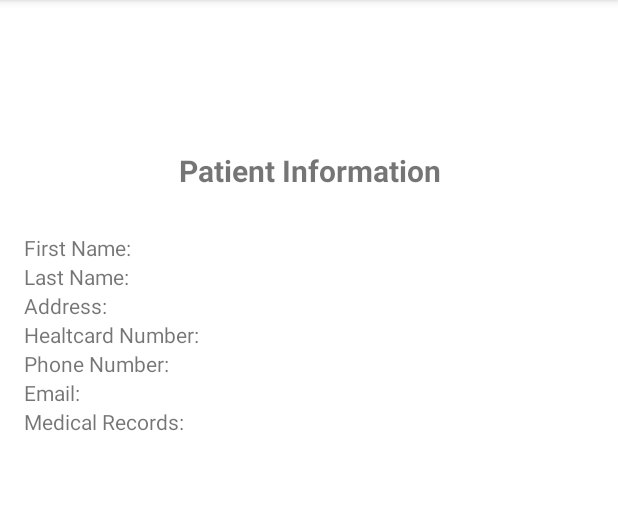
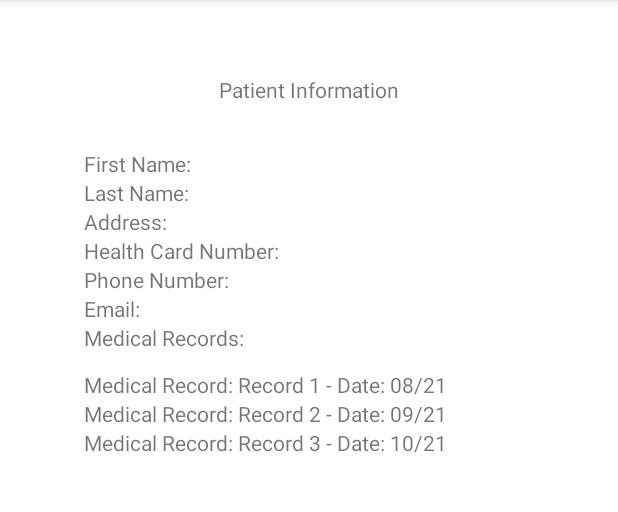
Before and after one commit to kcmatienzo/MedRec, an Android app: the DoctorSearchResultsActivity screen opened directly, with no data from a screen before it, on a phone screen of 412 x 824 dp, the part 84-596 px from its top. Run offline under Robolectric (Android 15) with nearby library versions, the phone set to English and light mode, and no system bars; our stand-ins replace Room's generated code.

Commit message:
added: recycler view, medical records, layouts; fixed bug due to Phone Number being int

```diff
--- a/app/src/main/java/com/example/medrecroomdb/activity/DoctorSearchResultsActivity.java
+++ b/app/src/main/java/com/example/medrecroomdb/activity/DoctorSearchResultsActivity.java
@@ -1,36 +1,38 @@
 package com.example.medrecroomdb.activity;
 import android.content.Intent;
-import android.graphics.Paint;
 import android.os.Bundle;
-import android.view.View;
-import android.widget.Button;
-import android.widget.EditText;
-import android.widget.TableLayout;
-import android.widget.TableRow;
 import android.widget.TextView;
 import android.widget.Toast;
 
-import androidx.annotation.Nullable;
 import androidx.appcompat.app.AppCompatActivity;
-import androidx.lifecycle.Observer;
 import androidx.lifecycle.ViewModelProviders;
+import androidx.recyclerview.widget.DefaultItemAnimator;
+import androidx.recyclerview.widget.LinearLayoutManager;
+import androidx.recyclerview.widget.RecyclerView;
+
 import com.example.medrecroomdb.R;
-import com.example.medrecroomdb.dao.PatientDao;
+import com.example.medrecroomdb.model.MedicalRecord;
 import com.example.medrecroomdb.model.Patient;
 import com.example.medrecroomdb.viewmodel.PatientViewModel;
 import java.util.ArrayList;
-import java.util.List;
+
 public class DoctorSearchResultsActivity extends AppCompatActivity {
 
     private PatientViewModel patientViewModel;
     private TextView fNameTxtView, lNameTxtView, addrTxtView, healthcardTxtView, phoneTxtView, emailTxtView, medicalTxtView;
     Patient patient;
     String healthcard;
+    private ArrayList<MedicalRecord> medicalRecordsList;
+    private RecyclerView rcv;
 
     @Override
     protected void onCreate(Bundle savedInstanceState) {
         super.onCreate(savedInstanceState);
-        setContentView(R.layout.activity_doctor_searchresults);
+        setContentView(R.layout.activity_doctor_searchresults_contraint_layout);
+        rcv = findViewById(R.id.rcvPatient);
+        medicalRecordsList = new ArrayList<>();
+        setUserInfo();
+        setAdapter();
         try{
             Intent intent=getIntent();
             healthcard = intent.getStringExtra("healthcardNumber");
@@ -38,20 +40,20 @@ public class DoctorSearchResultsActivity extends AppCompatActivity {
             patient = patientViewModel.findByHealthcardNumber(healthcard);
             if (patient != null)
             {
-                fNameTxtView = findViewById(R.id.fNameTextView);
+                fNameTxtView = findViewById(R.id.patientResultsCFirstName);
                 fNameTxtView.setText(patient.getFirstName());
-                lNameTxtView = findViewById(R.id.lNameTextView);
+                lNameTxtView = findViewById(R.id.patientResultsCLastName);
                 lNameTxtView.setText(patient.getLastName());
-                addrTxtView = findViewById(R.id.addrTextView);
-                addrTxtView.setText(patient.getEmail());
-                healthcardTxtView = findViewById(R.id.healthcardTextView);
+                addrTxtView = findViewById(R.id.patientResultsCFAddressName);
+                addrTxtView.setText(patient.getAddress());
+                healthcardTxtView = findViewById(R.id.patientResultsCFHCard);
                 healthcardTxtView.setText(patient.getHealthcardNumber());
-                phoneTxtView = findViewById(R.id.phoneTextView);
-                phoneTxtView.setText(patient.getEmail());
-                emailTxtView = findViewById(R.id.emailTextView);
+                phoneTxtView = findViewById(R.id.pResultsPhoneNumber);
+                phoneTxtView.setText(String.valueOf(patient.getPhoneNumber()));
+                emailTxtView = findViewById(R.id.pResultsCEmail);
                 emailTxtView.setText(patient.getEmail());
-                medicalTxtView = findViewById(R.id.medicalTextView);
-                medicalTxtView.setText(patient.getEmail());
+                //medicalTxtView = findViewById(R.id.medicalTextView);
+                //medicalTxtView.setText(patient.);
             }
         }
         catch(Exception e)
@@ -60,4 +62,18 @@ public class DoctorSearchResultsActivity extends AppCompatActivity {
         }
 
     }
+
+    private void setAdapter() {
+        recyclerAdapterPatient adapter = new recyclerAdapterPatient(medicalRecordsList);
+        RecyclerView.LayoutManager layoutManager = new LinearLayoutManager(getApplicationContext());
+        rcv.setLayoutManager(layoutManager);
+        rcv.setItemAnimator(new DefaultItemAnimator());
+        rcv.setAdapter(adapter);
+    }
+
+    private void setUserInfo() {
+        medicalRecordsList.add(new MedicalRecord("Record 1 - Date: 08/21"));
+        medicalRecordsList.add(new MedicalRecord("Record 2 - Date: 09/21" ));
+        medicalRecordsList.add(new MedicalRecord("Record 3 - Date: 10/21"));
+    }
 }
--- /dev/null
+++ b/app/src/main/java/com/example/medrecroomdb/activity/recyclerAdapterPatient.java
@@ -0,0 +1,52 @@
+package com.example.medrecroomdb.activity;
+
+import android.view.LayoutInflater;
+import android.view.View;
+import android.view.ViewGroup;
+import android.widget.TextView;
+
+import androidx.annotation.NonNull;
+import androidx.recyclerview.widget.RecyclerView;
+
+import com.example.medrecroomdb.R;
+import com.example.medrecroomdb.model.MedicalRecord;
+import com.example.medrecroomdb.model.Patient;
+
+import java.util.ArrayList;
+
+
+public class recyclerAdapterPatient extends RecyclerView.Adapter<recyclerAdapterPatient.MyViewHolder>{
+
+    private ArrayList<MedicalRecord> medicalRecordList;
+
+    public recyclerAdapterPatient(ArrayList<MedicalRecord> medicalRecordList){
+        this.medicalRecordList = medicalRecordList;
+    }
+
+    public class MyViewHolder extends RecyclerView.ViewHolder{
+        private TextView txtName;
+
+        public MyViewHolder(final View view){
+            super(view);
+            txtName = view.findViewById(R.id.rvMedicalRecordName);
+        }
+    }
+
+    @NonNull
+    @Override
+    public recyclerAdapterPatient.MyViewHolder onCreateViewHolder(@NonNull ViewGroup parent, int viewType) {
+        View itemView = LayoutInflater.from(parent.getContext()).inflate(R.layout.recycler_view_list_items,parent,false);
+        return new MyViewHolder(itemView);
+    }
+
+    @Override
+    public void onBindViewHolder(@NonNull recyclerAdapterPatient.MyViewHolder holder, int position) {
+        String name = medicalRecordList.get(position).getName();
+        holder.txtName.setText(name);
+    }
+
+    @Override
+    public int getItemCount() {
+        return medicalRecordList.size();
+    }
+}
--- /dev/null
+++ b/app/src/main/java/com/example/medrecroomdb/model/MedicalRecord.java
@@ -0,0 +1,18 @@
+package com.example.medrecroomdb.model;
+
+public class MedicalRecord {
+    public MedicalRecord(String name) {
+        this.name = name;
+    }
+
+    public String getName() {
+        return name;
+    }
+
+    public void setName(String name) {
+        this.name = name;
+    }
+
+    private String name;
+
+}
--- a/app/src/main/res/layout/activity_doctor_searchresults.xml
+++ b/app/src/main/res/layout/activity_doctor_searchresults.xml
@@ -65,12 +65,13 @@
         <TableRow
             android:layout_width="match_parent"
             android:layout_height="match_parent">
+
             <TextView
                 android:id="@+id/textView13"
                 android:layout_width="wrap_content"
                 android:layout_height="wrap_content"
                 android:layout_marginStart="16dp"
-                android:text="Healtcard Number:" />
+                android:text="Healthcard Number:" />
             <TextView
                 android:id="@+id/healthcardTextView"
                 android:layout_width="wrap_content"
--- /dev/null
+++ b/app/src/main/res/layout/activity_doctor_searchresults_contraint_layout.xml
@@ -0,0 +1,128 @@
+<?xml version="1.0" encoding="utf-8"?>
+<androidx.constraintlayout.widget.ConstraintLayout xmlns:android="http://schemas.android.com/apk/res/android"
+    xmlns:app="http://schemas.android.com/apk/res-auto"
+    xmlns:tools="http://schemas.android.com/tools"
+    android:layout_width="match_parent"
+    android:layout_height="match_parent">
+
+    <TextView
+        android:id="@+id/textView17"
+        android:layout_width="wrap_content"
+        android:layout_height="wrap_content"
+        android:layout_marginTop="50dp"
+        android:text="Patient Information"
+        app:layout_constraintEnd_toEndOf="parent"
+        app:layout_constraintStart_toStartOf="parent"
+        app:layout_constraintTop_toTopOf="parent" />
+
+    <TextView
+        android:id="@+id/textView20"
+        android:layout_width="wrap_content"
+        android:layout_height="wrap_content"
+        android:layout_marginTop="30dp"
+        android:text="First Name:"
+        app:layout_constraintStart_toStartOf="@+id/rcvPatient"
+        app:layout_constraintTop_toBottomOf="@+id/textView17" />
+
+    <TextView
+        android:id="@+id/textView21"
+        android:layout_width="wrap_content"
+        android:layout_height="wrap_content"
+        android:text="Last Name:"
+        app:layout_constraintStart_toStartOf="@+id/textView20"
+        app:layout_constraintTop_toBottomOf="@+id/textView20" />
+
+    <TextView
+        android:id="@+id/textView22"
+        android:layout_width="wrap_content"
+        android:layout_height="wrap_content"
+        android:text="Address:"
+        app:layout_constraintStart_toStartOf="@+id/textView21"
+        app:layout_constraintTop_toBottomOf="@+id/textView21" />
+
+    <TextView
+        android:id="@+id/textView24"
+        android:layout_width="wrap_content"
+        android:layout_height="wrap_content"
+        android:text="Health Card Number:"
+        app:layout_constraintStart_toStartOf="@+id/textView22"
+        app:layout_constraintTop_toBottomOf="@+id/textView22" />
+
+    <TextView
+        android:id="@+id/textView25"
+        android:layout_width="wrap_content"
+        android:layout_height="wrap_content"
+        android:text="Phone Number:"
+        app:layout_constraintStart_toStartOf="@+id/textView24"
+        app:layout_constraintTop_toBottomOf="@+id/textView24" />
+
+    <TextView
+        android:id="@+id/textView27"
+        android:layout_width="wrap_content"
+        android:layout_height="wrap_content"
+        android:text="Email:"
+        app:layout_constraintStart_toStartOf="@+id/textView25"
+        app:layout_constraintTop_toBottomOf="@+id/textView25" />
+
+    <TextView
+        android:id="@+id/textView28"
+        android:layout_width="wrap_content"
+        android:layout_height="wrap_content"
+        android:text="Medical Records:"
+        app:layout_constraintStart_toStartOf="@+id/textView27"
+        app:layout_constraintTop_toBottomOf="@+id/textView27" />
+
+    <TextView
+        android:id="@+id/patientResultsCFirstName"
+        android:layout_width="wrap_content"
+        android:layout_height="wrap_content"
+        android:layout_marginStart="16dp"
+        app:layout_constraintBaseline_toBaselineOf="@+id/textView20"
+        app:layout_constraintStart_toEndOf="@+id/textView24" />
+
+    <TextView
+        android:id="@+id/patientResultsCLastName"
+        android:layout_width="wrap_content"
+        android:layout_height="wrap_content"
+        app:layout_constraintStart_toStartOf="@+id/patientResultsCFirstName"
+        app:layout_constraintTop_toBottomOf="@+id/patientResultsCFirstName" />
+
+    <TextView
+        android:id="@+id/patientResultsCFAddressName"
+        android:layout_width="wrap_content"
+        android:layout_height="wrap_content"
+        app:layout_constraintStart_toStartOf="@+id/patientResultsCLastName"
+        app:layout_constraintTop_toBottomOf="@+id/patientResultsCLastName" />
+
+    <TextView
+        android:id="@+id/patientResultsCFHCard"
+        android:layout_width="wrap_content"
+        android:layout_height="wrap_content"
+        app:layout_constraintStart_toStartOf="@+id/patientResultsCFAddressName"
+        app:layout_constraintTop_toBottomOf="@+id/patientResultsCFAddressName" />
+
+    <TextView
+        android:id="@+id/pResultsPhoneNumber"
+        android:layout_width="wrap_content"
+        android:layout_height="wrap_content"
+        android:layout_marginStart="16dp"
+        app:layout_constraintStart_toEndOf="@+id/textView24"
+        app:layout_constraintTop_toBottomOf="@+id/patientResultsCFHCard" />
+
+    <TextView
+        android:id="@+id/pResultsCEmail"
+        android:layout_width="wrap_content"
+        android:layout_height="wrap_content"
+        app:layout_constraintStart_toStartOf="@+id/pResultsPhoneNumber"
+        app:layout_constraintTop_toBottomOf="@+id/pResultsPhoneNumber" />
+
+    <androidx.recyclerview.widget.RecyclerView
+        android:id="@+id/rcvPatient"
+        android:layout_width="300dp"
+        android:layout_height="552dp"
+        android:layout_marginTop="12dp"
+        app:layout_constraintEnd_toEndOf="parent"
+        app:layout_constraintHorizontal_bias="0.5"
+        app:layout_constraintStart_toStartOf="parent"
+        app:layout_constraintTop_toBottomOf="@+id/textView28" />
+</androidx.constraintlayout.widget.ConstraintLayout>
--- /dev/null
+++ b/app/src/main/res/layout/recycler_view_list_items.xml
@@ -0,0 +1,27 @@
+<?xml version="1.0" encoding="utf-8"?>
+<androidx.constraintlayout.widget.ConstraintLayout xmlns:android="http://schemas.android.com/apk/res/android"
+    xmlns:app="http://schemas.android.com/apk/res-auto"
+    xmlns:tools="http://schemas.android.com/tools"
+    android:layout_width="wrap_content"
+    android:layout_height="wrap_content">
+
+    <TextView
+        android:id="@+id/textView30"
+        android:layout_width="wrap_content"
+        android:layout_height="wrap_content"
+        android:text="Medical Record:"
+        app:layout_constraintBottom_toBottomOf="parent"
+        app:layout_constraintEnd_toStartOf="@+id/rvMedicalRecordName"
+        app:layout_constraintStart_toStartOf="parent"
+        app:layout_constraintTop_toTopOf="parent" />
+
+    <TextView
+        android:id="@+id/rvMedicalRecordName"
+        android:layout_width="wrap_content"
+        android:layout_height="wrap_content"
+        android:layout_marginStart="3dp"
+        app:layout_constraintBottom_toBottomOf="parent"
+        app:layout_constraintEnd_toEndOf="parent"
+        app:layout_constraintStart_toEndOf="@+id/textView30"
+        app:layout_constraintTop_toTopOf="parent" />
+</androidx.constraintlayout.widget.ConstraintLayout>
```
